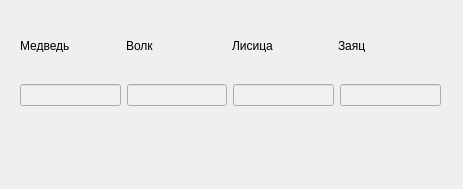
Before: the Qt Designer form C++/I/11-ZOO/4/form.ui in a6461/Qt-PyQt, drawn with Qt 5.
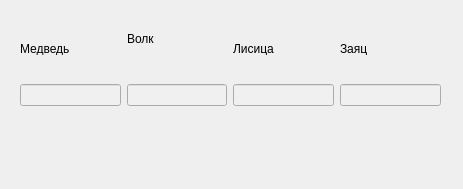
After: the same form once the commit is applied. Custom widgets are drawn as their Qt base class.

What changed in the file:
```diff
--- a/C++/I/11-ZOO/4/form.ui
+++ b/C++/I/11-ZOO/4/form.ui
@@ -20,7 +20,7 @@
    <property name="geometry">
     <rect>
      <x>20</x>
-     <y>39</y>
+     <y>42</y>
      <width>52</width>
      <height>13</height>
     </rect>
@@ -35,8 +35,8 @@
   <widget class="DragDropLabel" name="label_2">
    <property name="geometry">
     <rect>
-     <x>126</x>
-     <y>39</y>
+     <x>127</x>
+     <y>32</y>
      <width>32</width>
      <height>13</height>
     </rect>
@@ -51,8 +51,8 @@
   <widget class="DragDropLabel" name="label_3">
    <property name="geometry">
     <rect>
-     <x>232</x>
-     <y>39</y>
+     <x>233</x>
+     <y>42</y>
      <width>45</width>
      <height>13</height>
     </rect>
@@ -67,8 +67,8 @@
   <widget class="DragDropLabel" name="label_4">
    <property name="geometry">
     <rect>
-     <x>338</x>
-     <y>39</y>
+     <x>340</x>
+     <y>42</y>
      <width>32</width>
      <height>13</height>
     </rect>
```
